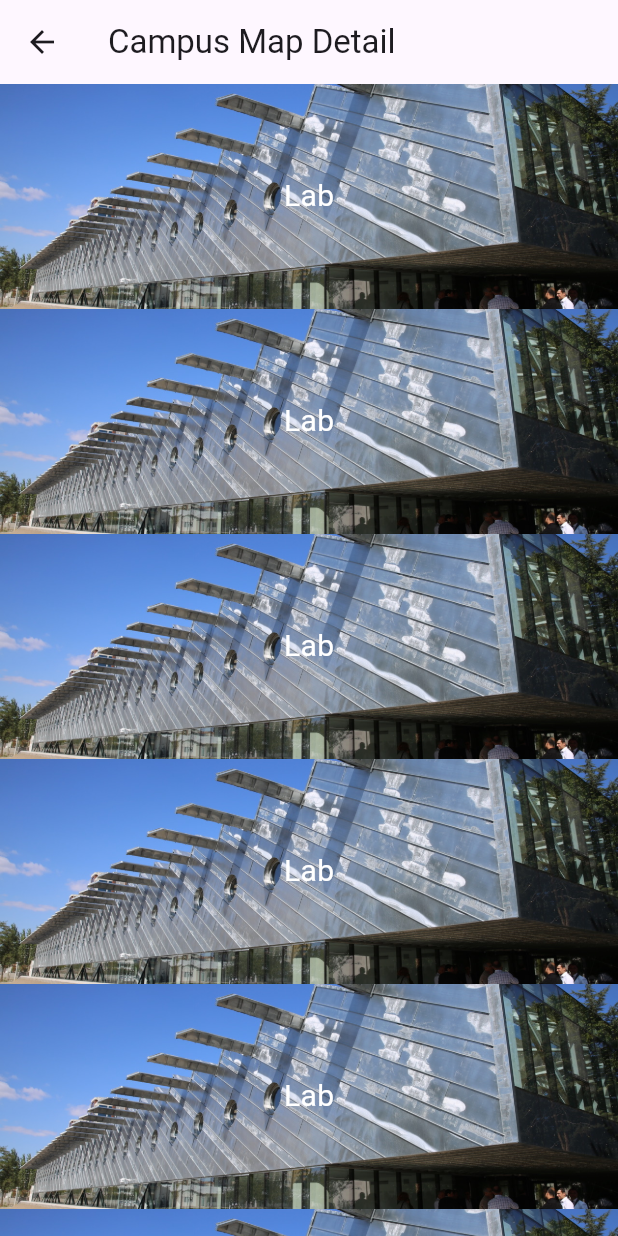
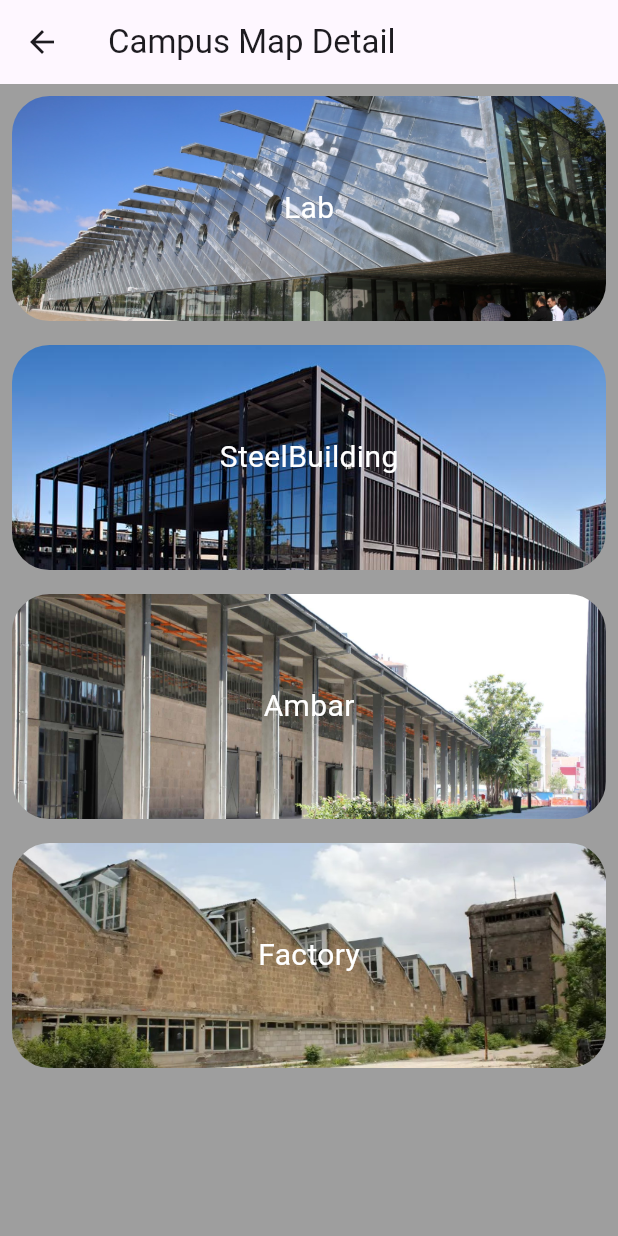
Before and after one commit to comp202-204/AguM, a Flutter app: the CampusMapDetailPage screen opened directly, on a phone screen of 412 x 824 dp. Run offline on Flutter 3.47's test engine with Material 3 defaults, Android fonts, the phone set to English and light mode, and no system bars; our stand-ins replace fluttertoast.

Commit message:
CampusMap update -werth

```diff
--- a/lib/pages/DetailPages/CampusMapDetailPage.dart
+++ b/lib/pages/DetailPages/CampusMapDetailPage.dart
@@ -15,13 +15,75 @@ class CampusMapDetailPage extends StatelessWidget {
 
 class ListViewCampus extends StatelessWidget {
   @override
+  final List<DecoratedBox> boxes = [
+
+    const DecoratedBox(             //Lab Boxes
+      decoration: BoxDecoration(
+        image: DecorationImage(
+          image: AssetImage('assets/photos/lab1.jpeg'), // Use an asset image
+          fit: BoxFit.cover, // Scale the image to cover the entire box
+        ),
+      ),
+      child: Center(
+        child: Text(
+          'Lab', // Kutunun içindeki metin
+          style: TextStyle(color: Colors.white, fontSize: 20),
+        ),
+      ),
+    ),
+
+    const DecoratedBox(             //SteelBuilding
+      decoration: BoxDecoration(
+        image: DecorationImage(
+          image: AssetImage('assets/photos/steelBuilt.jpg'), // Use an asset image
+          fit: BoxFit.cover, // Scale the image to cover the entire box
+        ),
+      ),
+      child: Center(
+        child: Text(
+          'SteelBuilding', // Kutunun içindeki metin
+          style: TextStyle(color: Colors.white, fontSize: 20),
+        ),
+      ),
+    ),
+
+    const DecoratedBox(             //Ambar
+      decoration: BoxDecoration(
+        image: DecorationImage(
+          image: AssetImage('assets/photos/Ambar.jpg'), // Use an asset image
+          fit: BoxFit.cover, // Scale the image to cover the entire box
+        ),
+      ),
+      child: Center(
+        child: Text(
+          'Ambar', // Kutunun içindeki metin
+          style: TextStyle(color: Colors.white, fontSize: 20),
+        ),
+      ),
+    ),
+
+    const DecoratedBox(             //Factory
+      decoration: BoxDecoration(
+        image: DecorationImage(
+          image: AssetImage('assets/photos/factorY.jpg'), // Use an asset image
+          fit: BoxFit.cover, // Scale the image to cover the entire box
+        ),
+      ),
+      child: Center(
+        child: Text(
+          'Factory', // Kutunun içindeki metin
+          style: TextStyle(color: Colors.white, fontSize: 20),
+        ),
+      ),
+    ),
+  ];
+
   Widget build(BuildContext context) {
     return ListView.builder(
-      itemCount: 6, // Toplamda 6 tane kutu olacak
+      itemCount: boxes.length,
       itemBuilder: (BuildContext context, int index) {
         return GestureDetector(
           onTap: () {
-            // Her bir kutuya tıklandığında yeni sayfa açılması
             Navigator.push(
               context,
               MaterialPageRoute(
@@ -29,22 +91,15 @@ class ListViewCampus extends StatelessWidget {
               ),
             );
           },
-          child: SizedBox(
-            width: 200, // Kutunun genişliği
-            height: 150, // Kutunun yüksekliği
-            child: DecoratedBox(
-              decoration: BoxDecoration(
-                image: DecorationImage(
-                  image: AssetImage('assets/photos/lab1.jpeg'), // Asset resmi kullanma
-                  fit: BoxFit.cover, // Tüm kutuyu kaplayacak şekilde resmi boyutlandır
-                ),
-              ),
-              child: Center(
-                child: Text(
-                  'Lab', // Kutunun içindeki metin
-                  style: TextStyle(color: Colors.white, fontSize: 20),
-                ),
-              ),
+          child: Padding(
+            padding: EdgeInsets.all(8.0),
+            child: ClipRRect (
+              borderRadius: BorderRadius.circular(25),
+              child: SizedBox(
+                width: 200,
+                height: 150,
+                child: boxes[index],
+             ),
             ),
           ),
         );
@@ -62,7 +117,7 @@ class DetailPage extends StatelessWidget {
   Widget build(BuildContext context) {
     return Scaffold(
       appBar: AppBar(
-        title: Text('Box $index Detail'),
+        title: Text('Box ${index+1} Detail'),
       ),
       body: Center(
         child: Text(
--- a/lib/pages/login.dart
+++ b/lib/pages/login.dart
@@ -21,7 +21,7 @@ class LoginScreen extends StatelessWidget {
       );
     }else{
 
-      var url =  "http://10.30.2.176/localconnect/login.php";
+      var url =  "http://192.168.56.1/localconnect/login.php";
       var response = await http.post(Uri.parse(url), body: {
         "email": email.text,
         "password": password.text,
--- a/lib/pages/signup.dart
+++ b/lib/pages/signup.dart
@@ -22,7 +22,7 @@ class SignUpScreen extends StatelessWidget {
       );
     }else{
 
-      var url = "http://10.30.2.176/localconnect/register.php";
+      var url = "http://192.168.56.1/localconnect/register.php";
       var response = await http.post(Uri.parse(url), body: {
         "username" : usernameController.text,
         "email": emailController.text,
```
Also changed, not shown: assets/photos/Ambar.jpg (added), assets/photos/factorY.jpg (added), 1 other file.
